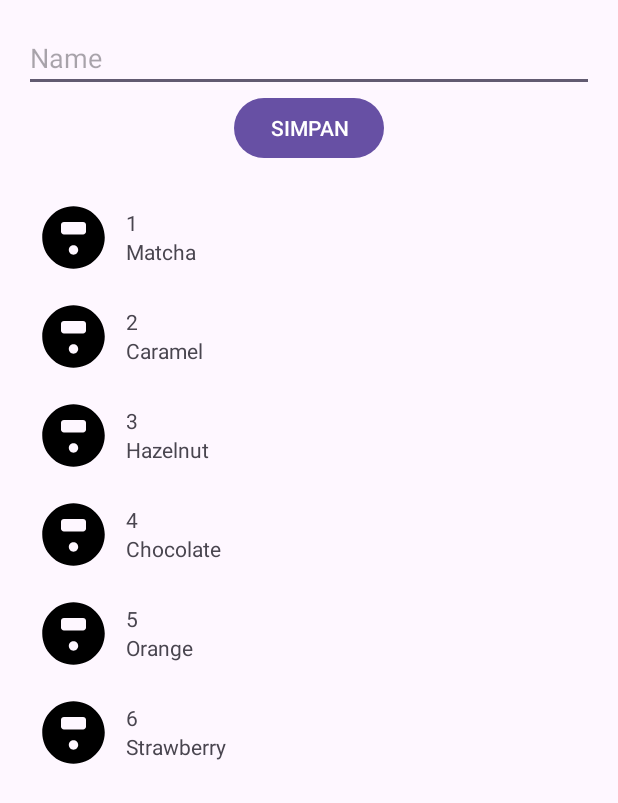
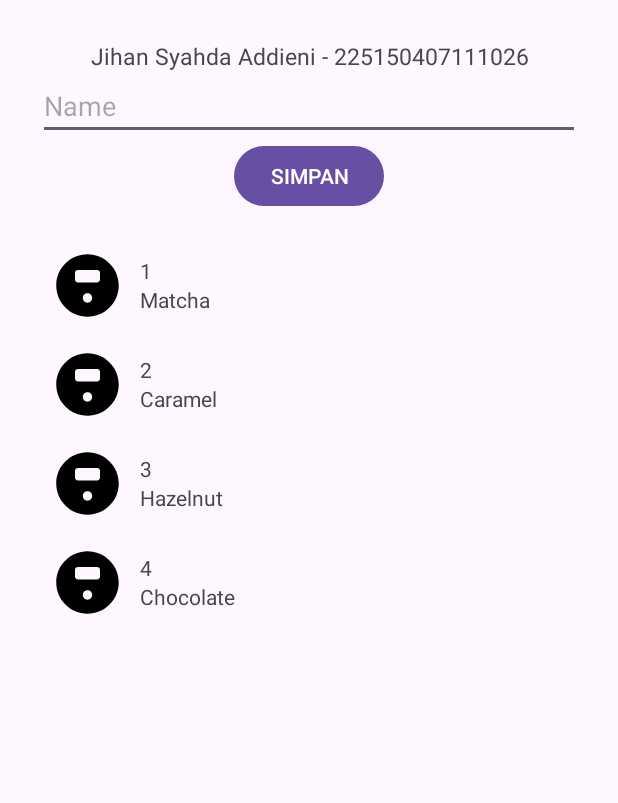
Before and after one commit to hansyah88/TUGAS04_PAM_B_JihanSyahdaAddieni_225150407111026, an Android app: the screen it shows after launch (MainActivity), on a phone screen of 412 x 824 dp. Shown: the top 803 px of the screen. Run offline under Robolectric (Android 15) with nearby library versions, the phone set to English and light mode, and no system bars.

Commit message:
tambah nama

```diff
--- a/app/src/main/java/com/example/tugas04_pam/MainActivity.java
+++ b/app/src/main/java/com/example/tugas04_pam/MainActivity.java
@@ -38,8 +38,6 @@ public class MainActivity extends AppCompatActivity {
         itemList.add(new Item("2", "Caramel"));
         itemList.add(new Item("3", "Hazelnut"));
         itemList.add(new Item("4", "Chocolate"));
-        itemList.add(new Item("5", "Orange"));
-        itemList.add(new Item("6", "Strawberry"));
 
         // Set Adapter
         adapter = new MyAdapter(itemList);
--- a/app/src/main/res/layout/activity_main.xml
+++ b/app/src/main/res/layout/activity_main.xml
@@ -3,7 +3,15 @@
     android:layout_width="match_parent"
     android:layout_height="match_parent"
     android:orientation="vertical"
-    android:padding="16dp">
+    android:padding="25dp">
+
+    <TextView
+        android:layout_width="match_parent"
+        android:layout_height="wrap_content"
+        android:textAlignment="center"
+        android:layout_marginTop="1dp"
+        android:textSize="15sp"
+        android:text="Jihan Syahda Addieni - 225150407111026"/>
 
     <EditText
         android:id="@+id/etName"
```
